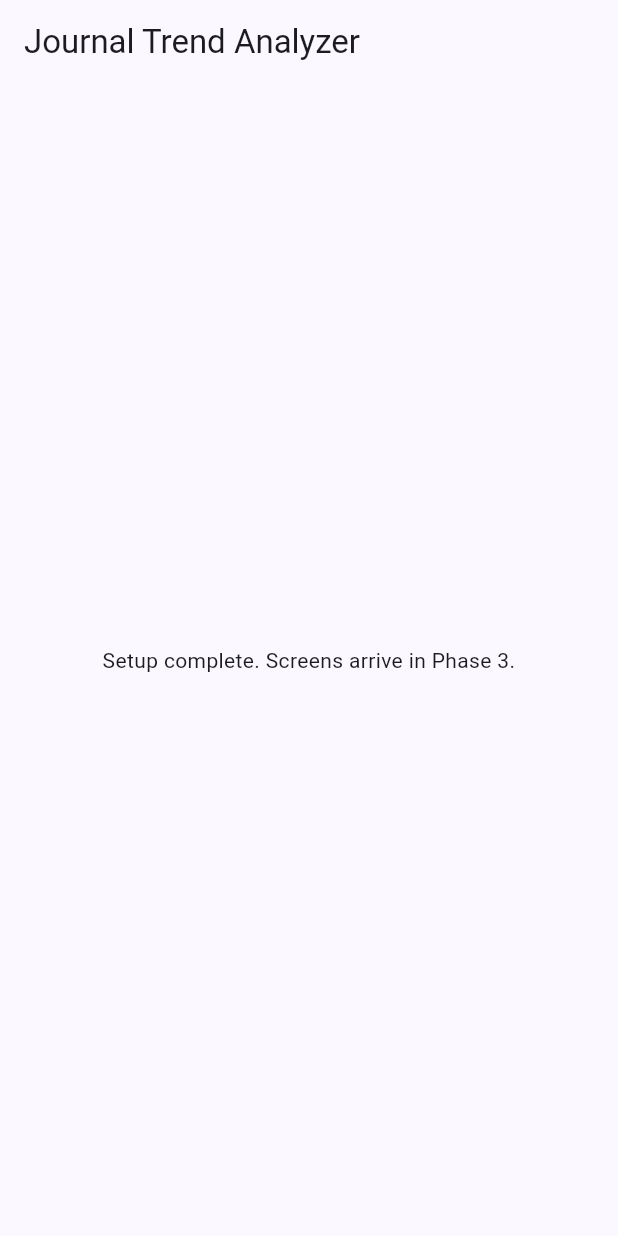
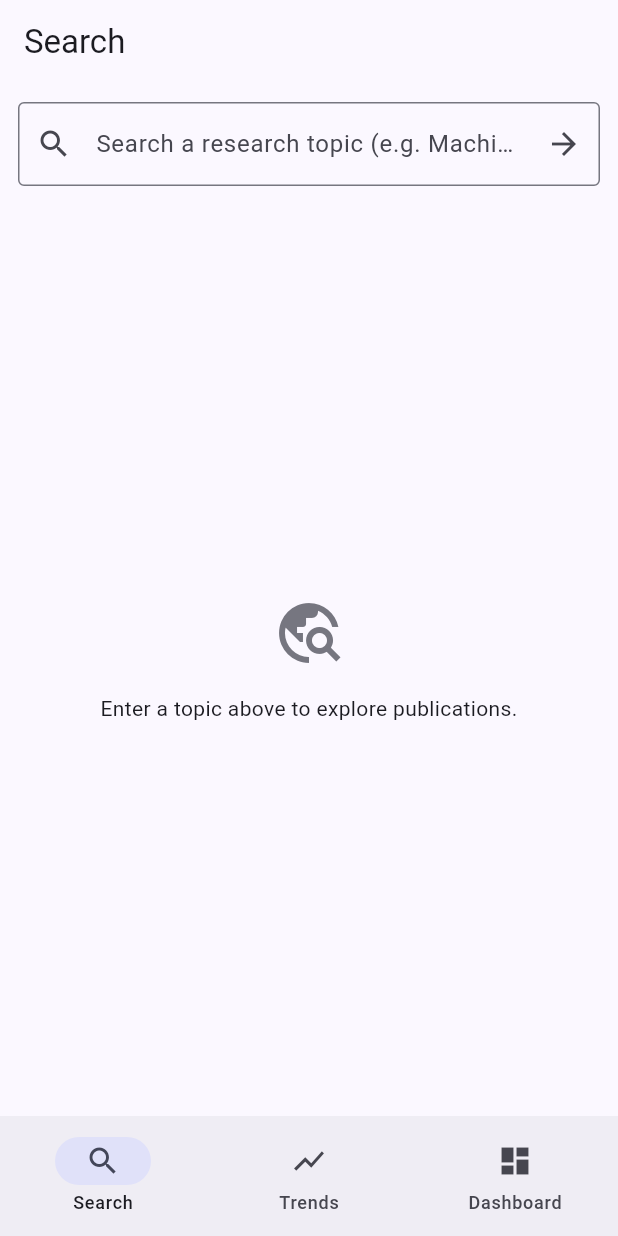
Before and after one commit to ngovanminhtri05/journal_trend_analyzer, a Flutter app: the screen it shows after launch, on a phone screen of 412 x 824 dp. Run offline on Flutter 3.47's test engine with Material 3 defaults, Android fonts, the phone set to English and light mode, and no system bars.

Commit message:
Implement HomeShell navigation, add Dashboard, Search, and Trend screens, and update widget exports

```diff
--- a/lib/main.dart
+++ b/lib/main.dart
@@ -1,6 +1,7 @@
 import 'package:flutter/material.dart';
 import 'package:provider/provider.dart';
 
+import 'screens/home_shell.dart';
 import 'services/openalex_service.dart';
 import 'state/state.dart';
 
@@ -39,29 +40,8 @@ class JournalTrendApp extends StatelessWidget {
           colorSchemeSeed: Colors.indigo,
           useMaterial3: true,
         ),
-        home: const _PlaceholderHome(),
+        home: const HomeShell(),
       ),
     );
   }
 }
-
-/// Temporary landing screen until the navigation shell lands in Task 3.1.
-class _PlaceholderHome extends StatelessWidget {
-  const _PlaceholderHome();
-
-  @override
-  Widget build(BuildContext context) {
-    return Scaffold(
-      appBar: AppBar(title: const Text('Journal Trend Analyzer')),
-      body: const Center(
-        child: Padding(
-          padding: EdgeInsets.all(24),
-          child: Text(
-            'Setup complete. Screens arrive in Phase 3.',
-            textAlign: TextAlign.center,
-          ),
-        ),
-      ),
-    );
-  }
-}
--- /dev/null
+++ b/lib/screens/dashboard_screen.dart
@@ -0,0 +1,11 @@
+import 'package:flutter/material.dart';
+
+/// Research dashboard screen (FR-7). Stub — populated in Task 3.5.
+class DashboardScreen extends StatelessWidget {
+  const DashboardScreen({super.key});
+
+  @override
+  Widget build(BuildContext context) {
+    return const Center(child: Text('Dashboard'));
+  }
+}
--- /dev/null
+++ b/lib/screens/home_shell.dart
@@ -0,0 +1,53 @@
+import 'package:flutter/material.dart';
+
+import 'dashboard_screen.dart';
+import 'search_screen.dart';
+import 'trend_screen.dart';
+
+/// Root navigation shell: a [BottomNavigationBar] over the three main tabs.
+///
+/// An [IndexedStack] keeps each tab's state alive when switching, so a search
+/// or a loaded chart is not thrown away on tab change. The Publication Detail
+/// screen (FR-2) is pushed on top of this shell, not a tab.
+class HomeShell extends StatefulWidget {
+  const HomeShell({super.key});
+
+  @override
+  State<HomeShell> createState() => _HomeShellState();
+}
+
+class _HomeShellState extends State<HomeShell> {
+  int _index = 0;
+
+  static const _tabs = <_TabConfig>[
+    _TabConfig('Search', Icons.search, SearchScreen()),
+    _TabConfig('Trends', Icons.show_chart, TrendScreen()),
+    _TabConfig('Dashboard', Icons.dashboard, DashboardScreen()),
+  ];
+
+  @override
+  Widget build(BuildContext context) {
+    return Scaffold(
+      appBar: AppBar(title: Text(_tabs[_index].label)),
+      body: IndexedStack(
+        index: _index,
+        children: [for (final tab in _tabs) tab.screen],
+      ),
+      bottomNavigationBar: NavigationBar(
+        selectedIndex: _index,
+        onDestinationSelected: (i) => setState(() => _index = i),
+        destinations: [
+          for (final tab in _tabs)
+            NavigationDestination(icon: Icon(tab.icon), label: tab.label),
+        ],
+      ),
+    );
+  }
+}
+
+class _TabConfig {
+  const _TabConfig(this.label, this.icon, this.screen);
+  final String label;
+  final IconData icon;
+  final Widget screen;
+}
--- a/lib/screens/screens.dart
+++ b/lib/screens/screens.dart
@@ -1,5 +1,10 @@
 /// Screens layer.
 ///
-/// Holds the 4 main screens (Search, Detail, Trend, Dashboard) plus the app
-/// shell. Populated in Phase 3.
+/// The navigation shell plus the main screens (Search, Detail, Trend,
+/// Dashboard).
 library;
+
+export 'dashboard_screen.dart';
+export 'home_shell.dart';
+export 'search_screen.dart';
+export 'trend_screen.dart';
--- /dev/null
+++ b/lib/screens/search_screen.dart
@@ -0,0 +1,86 @@
+import 'package:flutter/material.dart';
+import 'package:provider/provider.dart';
+
+import '../state/state.dart';
+import '../widgets/widgets.dart';
+
+/// Search screen (FR-1): a topic input plus the live results list, with
+/// loading / empty / error states. The searched topic also feeds the Trends
+/// and Dashboard tabs (they read `SearchProvider.lastQuery`).
+class SearchScreen extends StatefulWidget {
+  const SearchScreen({super.key});
+
+  @override
+  State<SearchScreen> createState() => _SearchScreenState();
+}
+
+class _SearchScreenState extends State<SearchScreen> {
+  final _controller = TextEditingController();
+
+  @override
+  void dispose() {
+    _controller.dispose();
+    super.dispose();
+  }
+
+  void _submit() {
+    final query = _controller.text.trim();
+    if (query.isEmpty) return;
+    FocusScope.of(context).unfocus();
+    context.read<SearchProvider>().search(query);
+  }
+
+  @override
+  Widget build(BuildContext context) {
+    final provider = context.watch<SearchProvider>();
+
+    return Column(
+      children: [
+        Padding(
+          padding: const EdgeInsets.all(12),
+          child: TextField(
+            controller: _controller,
+            textInputAction: TextInputAction.search,
+            onSubmitted: (_) => _submit(),
+            decoration: InputDecoration(
+              hintText: 'Search a research topic (e.g. Machine Learning)',
+              prefixIcon: const Icon(Icons.search),
+              border: const OutlineInputBorder(),
+              suffixIcon: IconButton(
+                icon: const Icon(Icons.arrow_forward),
+                onPressed: _submit,
+              ),
+            ),
+          ),
+        ),
+        Expanded(child: _buildBody(provider)),
+      ],
+    );
+  }
+
+  Widget _buildBody(SearchProvider provider) {
+    switch (provider.state) {
+      case ViewState.idle:
+        return const EmptyView(
+          icon: Icons.travel_explore,
+          message: 'Enter a topic above to explore publications.',
+        );
+      case ViewState.loading:
+        return const LoadingView(message: 'Searching OpenAlex…');
+      case ViewState.error:
+        return ErrorView(
+          message: provider.errorMessage ?? 'Something went wrong.',
+          onRetry: provider.retry,
+        );
+      case ViewState.empty:
+        return EmptyView(
+          message: 'No publications found for "${provider.lastQuery}".',
+        );
+      case ViewState.success:
+        return ListView.builder(
+          itemCount: provider.results.length,
+          itemBuilder: (context, i) => PaperCard(work: provider.results[i]),
+        );
+    }
+  }
+}
--- /dev/null
+++ b/lib/widgets/state_views.dart
@@ -0,0 +1,87 @@
+import 'package:flutter/material.dart';
+
+/// Centered spinner for the `loading` state.
+class LoadingView extends StatelessWidget {
+  const LoadingView({super.key, this.message});
+
+  final String? message;
+
+  @override
+  Widget build(BuildContext context) {
+    return Center(
+      child: Column(
+        mainAxisSize: MainAxisSize.min,
+        children: [
+          const CircularProgressIndicator(),
+          if (message != null) ...[
+            const SizedBox(height: 16),
+            Text(message!),
+          ],
+        ],
+      ),
+    );
+  }
+}
+
+/// Error state with a message and a retry button.
+class ErrorView extends StatelessWidget {
+  const ErrorView({super.key, required this.message, this.onRetry});
+
+  final String message;
+  final VoidCallback? onRetry;
+
+  @override
+  Widget build(BuildContext context) {
+    return Center(
+      child: Padding(
+        padding: const EdgeInsets.all(24),
+        child: Column(
+          mainAxisSize: MainAxisSize.min,
+          children: [
+            Icon(Icons.error_outline,
+                size: 48, color: Theme.of(context).colorScheme.error),
+            const SizedBox(height: 16),
+            Text(message, textAlign: TextAlign.center),
+            if (onRetry != null) ...[
+              const SizedBox(height: 16),
+              FilledButton.tonalIcon(
+                onPressed: onRetry,
+                icon: const Icon(Icons.refresh),
+                label: const Text('Retry'),
+              ),
+            ],
+          ],
+        ),
+      ),
+    );
+  }
+}
+
+/// Friendly empty / prompt state.
+class EmptyView extends StatelessWidget {
+  const EmptyView({
+    super.key,
+    required this.message,
+    this.icon = Icons.inbox_outlined,
+  });
+
+  final String message;
+  final IconData icon;
+
+  @override
+  Widget build(BuildContext context) {
+    return Center(
+      child: Padding(
+        padding: const EdgeInsets.all(24),
+        child: Column(
+          mainAxisSize: MainAxisSize.min,
+          children: [
+            Icon(icon, size: 48, color: Theme.of(context).colorScheme.outline),
+            const SizedBox(height: 16),
+            Text(message, textAlign: TextAlign.center),
+          ],
+        ),
+      ),
+    );
+  }
+}
--- a/lib/widgets/widgets.dart
+++ b/lib/widgets/widgets.dart
@@ -1,5 +1,7 @@
 /// Reusable widgets layer.
 ///
-/// Holds shared UI components (paper card, stat card, charts, state views).
-/// Populated in Phase 3.
+/// Shared UI components: state views, paper card, stat card, charts.
 library;
+
+export 'paper_card.dart';
+export 'state_views.dart';
```
Also changed, not shown: lib/screens/trend_screen.dart (added, +11 -0 lines), lib/widgets/paper_card.dart (added, +72 -0 lines), 1 other file.
